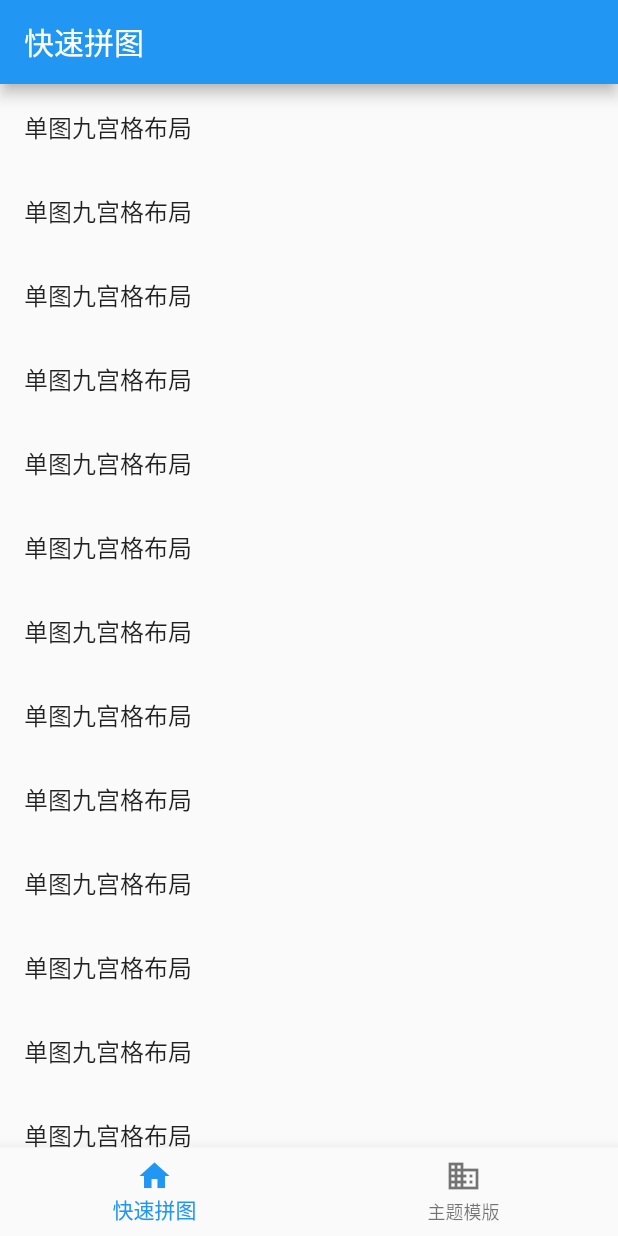
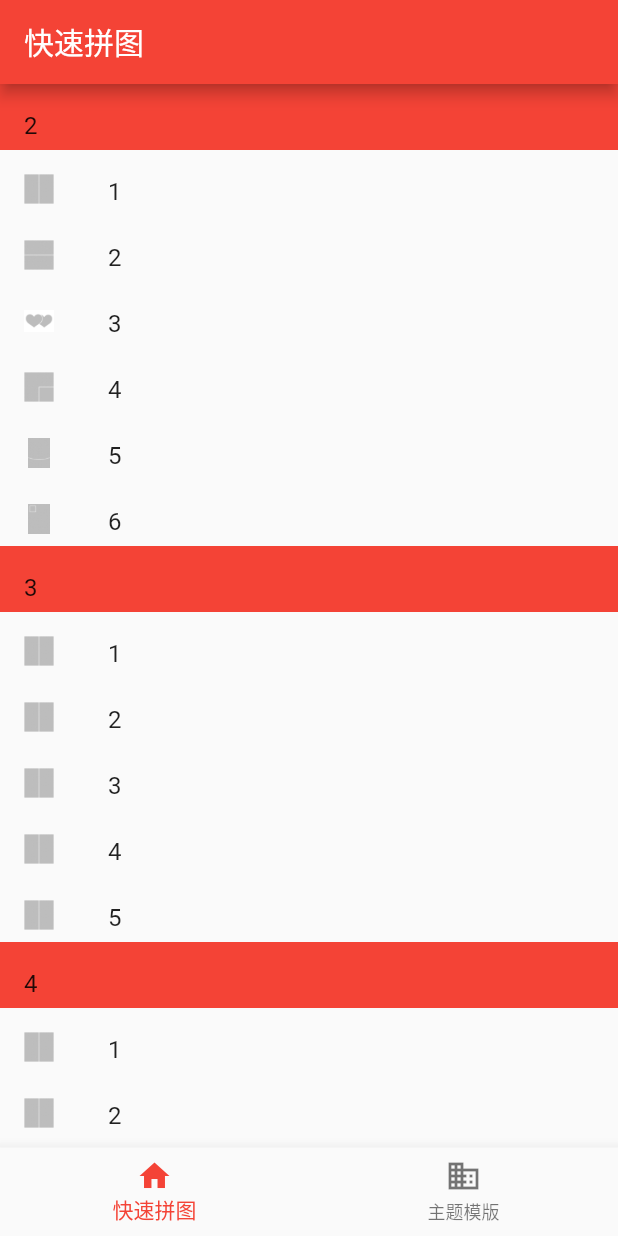
Before and after one commit to FlameTinary/typingtu, a Flutter app: the screen it shows after launch, on a phone screen of 412 x 824 dp. Run offline on Flutter 3.47's test engine with Material 2 defaults, Android fonts, the phone set to English and light mode, and no system bars; our stand-ins replace image_gallery_saver, image_picker, permission_handler, photo_view, screenshot; missing offline and left inert: wechat_assets_picker.

Commit message:
添加资源图片，开发section列表

```diff
--- a/lib/app.dart
+++ b/lib/app.dart
@@ -1,5 +1,5 @@
 import 'package:flutter/material.dart';
-import 'package:typingtu/pages/main_page.dart';
+import 'package:typingtu/main_page.dart';
 
 class TYApp extends StatelessWidget {
   const TYApp({super.key});
@@ -10,7 +10,7 @@ class TYApp extends StatelessWidget {
     return MaterialApp(
       title: '拼图',
       theme: ThemeData(
-        primarySwatch: Colors.blue,
+        primarySwatch: Colors.red,
       ),
       home: const TYMainPage(),
     );
--- /dev/null
+++ b/lib/models/puzzle.dart
@@ -0,0 +1,45 @@
+import 'dart:convert';
+
+List<PuzzleModel> puzzleModelFromJson(String str) => List<PuzzleModel>.from(json.decode(str).map((x) => PuzzleModel.fromJson(x)));
+
+String puzzleModelToJson(List<PuzzleModel> data) => json.encode(List<dynamic>.from(data.map((x) => x.toJson())));
+
+class PuzzleModel {
+    PuzzleModel({
+        required this.count,
+        required this.content,
+    });
+
+    String count;
+    List<Content> content;
+
+    factory PuzzleModel.fromJson(Map<String, dynamic> json) => PuzzleModel(
+        count: json["count"],
+        content: List<Content>.from(json["content"].map((x) => Content.fromJson(x))),
+    );
+
+    Map<String, dynamic> toJson() => {
+        "count": count,
+        "content": List<dynamic>.from(content.map((x) => x.toJson())),
+    };
+}
+
+class Content {
+    Content({
+        required this.type,
+        required this.icon,
+    });
+
+    String type;
+    String icon;
+
+    factory Content.fromJson(Map<String, dynamic> json) => Content(
+        type: json["type"],
+        icon: json["icon"],
+    );
+
+    Map<String, dynamic> toJson() => {
+        "type": type,
+        "icon": icon,
+    };
+}
--- a/lib/pages/quick_ puzzle_page.dart
+++ b/lib/pages/quick_ puzzle_page.dart
@@ -1,5 +1,11 @@
+import 'dart:convert';
+import 'package:flutter/services.dart' show rootBundle;
+
 import 'package:flutter/material.dart';
 import 'package:typingtu/pages/select_picture_page.dart';
+import 'package:typingtu/models/puzzle.dart';
+
+/// 快速拼图列表页面
 
 class TYQuickPuzzlePage extends StatefulWidget {
   const TYQuickPuzzlePage({super.key});
@@ -9,26 +15,110 @@ class TYQuickPuzzlePage extends StatefulWidget {
 }
 
 class _TYQuickPuzzlePageState extends State<TYQuickPuzzlePage> {
+  // 列表数据
+  List<PuzzleModel> _puzzles = [];
+
+  // 加载本地json文件
+  Future<String> _loadFromAssets() async {
+    return await rootBundle.loadString('assets/data/puzzle.json');
+  }
+
+  // 解析json字符串
+  _loadJson() async {
+    String puzzleString = await _loadFromAssets();
+    List<PuzzleModel> puzzles = puzzleModelFromJson(puzzleString);
+    setState(() {
+      _puzzles = puzzles;
+    });
+  }
+
+  @override
+  void initState() {
+    super.initState();
+    _loadJson();
+  }
+
+  // 通过数据构建section
+  List<Widget> buildSectionWithPuzzles(List<PuzzleModel> list) {
+    List<Widget> widgets = [];
+    for (PuzzleModel puzzle in list) {
+      widgets.add(SliverPersistentHeader(
+        delegate: SliverHeaderDelegate(
+          builder: (context, shrinkOffset, overlapsContent) {
+            return Container(
+              color: Colors.red,
+              height: 44,
+              child: ListTile(
+                title: Text(puzzle.count),
+              ),
+            );
+          },
+        ),
+        pinned: false,
+      ));
+      for (Content content in puzzle.content) {
+        widgets.add(SliverFixedExtentList(
+          itemExtent: 44,
+          delegate: SliverChildBuilderDelegate(
+            (context, index) {
+              return ListTile(
+                leading: Image(
+                  image: AssetImage(content.icon),
+                  width: 20,
+                  height: 20,
+                ),
+                title: Text(content.type),
+              );
+            },
+            childCount: 1,
+          ),
+        ));
+      }
+    }
+    return widgets;
+  }
+
   @override
   Widget build(BuildContext context) {
     return Scaffold(
       appBar: AppBar(
         title: const Text('快速拼图'),
       ),
-      body: ListView.builder(
-          itemCount: 100,
-          itemBuilder: (context, index) {
-            return ListTile(
-              title: const Text('单图九宫格布局'),
-              onTap: () {
-                Navigator.of(context).push(
-                  MaterialPageRoute(
-                    builder: (context) => const TYSelectPicturePage(),
-                  ),
-                );
-              },
-            );
-          }),
+      body: CustomScrollView(
+        slivers: buildSectionWithPuzzles(_puzzles),
+      ),
     );
   }
 }
+
+typedef SliverHeaderBuilder = Widget Function(
+    BuildContext context, double shrinkOffset, bool overlapsContent);
+
+class SliverHeaderDelegate extends SliverPersistentHeaderDelegate {
+  SliverHeaderDelegate({
+    this.maxHeight = 44,
+    this.minHeight = 44,
+    required this.builder,
+  });
+
+  final double maxHeight;
+  final double minHeight;
+  final SliverHeaderBuilder builder;
+
+  @override
+  Widget build(
+      BuildContext context, double shrinkOffset, bool overlapsContent) {
+    return builder(context, shrinkOffset, overlapsContent);
+  }
+
+  @override
+  double get maxExtent => maxHeight;
+
+  @override
+  double get minExtent => minHeight;
+
+  @override
+  bool shouldRebuild(covariant SliverPersistentHeaderDelegate oldDelegate) {
+    return false;
+  }
+}
```
Also changed, not shown: assets/data/puzzle.json (added, +43 -0 lines), lib/main_page.dart (renamed from lib/pages/main_page.dart, +7 -1 lines), pubspec.yaml (+4 -3 lines), assets/blend.png (added), assets/icons/icon_2_1.png (added), assets/icons/icon_2_2.png (added), assets/icons/icon_2_3.png (added), assets/icons/icon_2_4.png (added), assets/icons/icon_2_5.png (added), assets/icons/icon_2_6.png (added).
